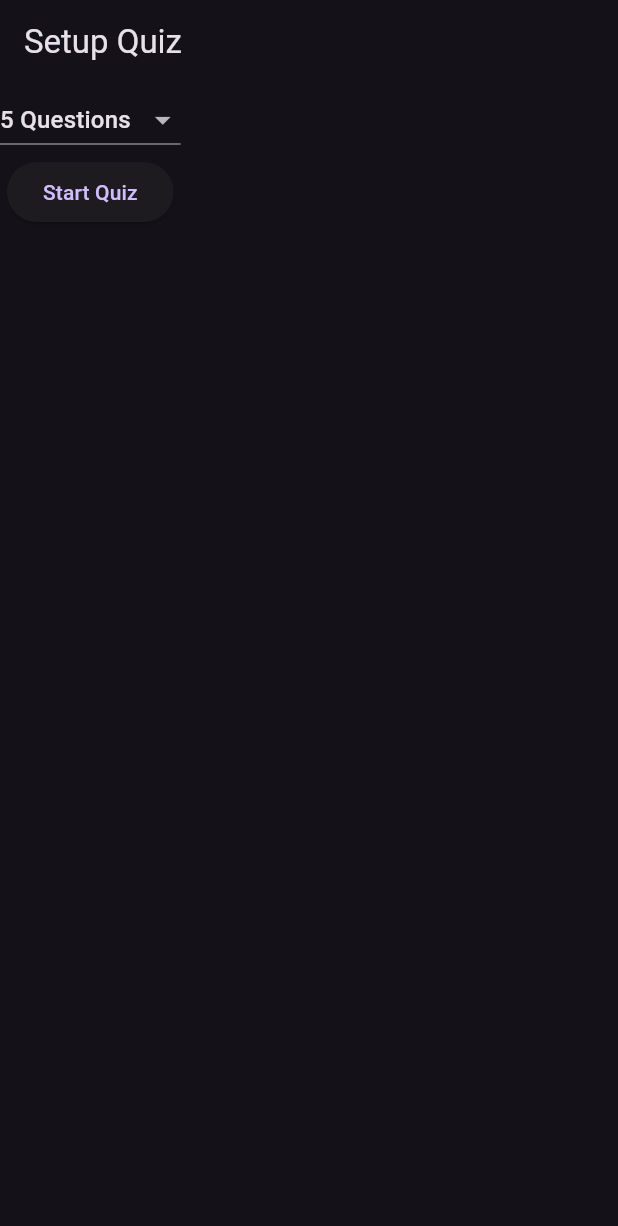
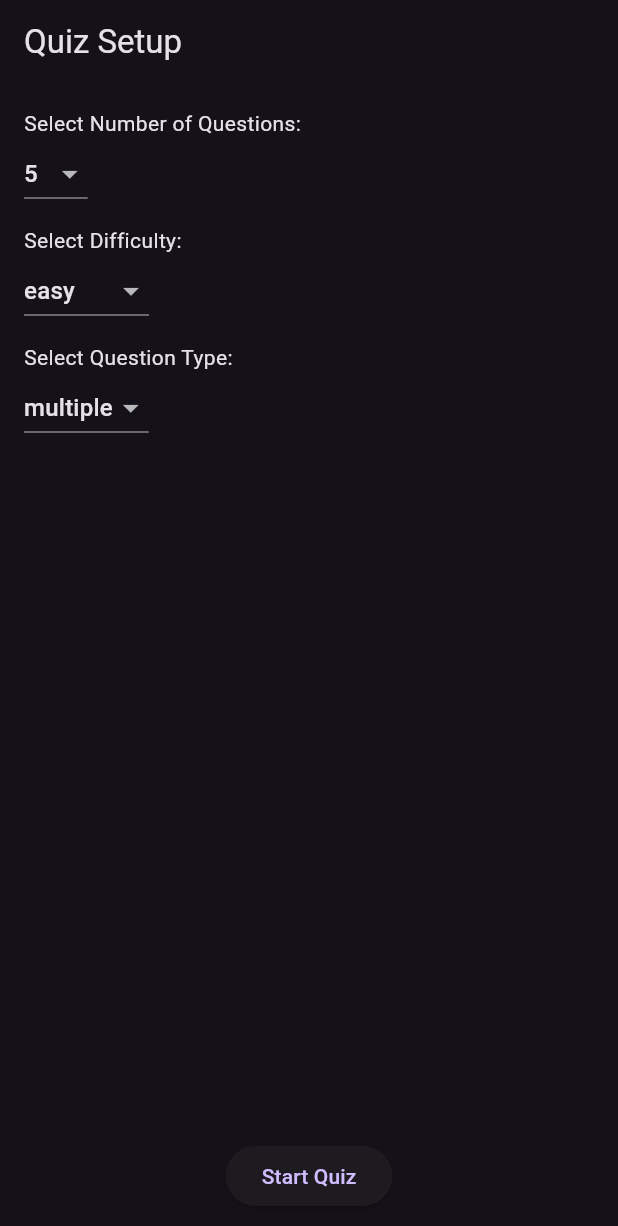
Before and after one commit to abhiramgelle1/QuizApiApp_HomeWork5, a Flutter app: the screen it shows after launch, on a phone screen of 412 x 824 dp. Shown: the top 1226 px of the screen. Run offline on Flutter 3.47's test engine with Material 3 defaults, Android fonts, the phone set to English and light mode, and no system bars; our stand-ins replace sqflite; accounts and stored records are empty.

Commit message:
Modified UI and enhanced difficulty functionalities. Timer options and score enabled

```diff
--- a/lib/main.dart
+++ b/lib/main.dart
@@ -10,7 +10,7 @@ class MyApp extends StatelessWidget {
   Widget build(BuildContext context) {
     return MaterialApp(
       title: 'Customizable Quiz App',
-      theme: ThemeData.dark(),
+      theme: ThemeData.dark(), // Enable dark mode
       home: QuizSetupScreen(),
     );
   }
--- a/lib/quiz_setup_screen.dart
+++ b/lib/quiz_setup_screen.dart
@@ -16,19 +16,41 @@ class _QuizSetupScreenState extends State<QuizSetupScreen> {
   @override
   Widget build(BuildContext context) {
     return Scaffold(
-      appBar: AppBar(title: Text('Setup Quiz')),
-      body: Column(
+      appBar: AppBar(title: Text('Quiz Setup')),
+      body: Padding(
+        padding: const EdgeInsets.all(16.0),
+        child: Column(
+          crossAxisAlignment: CrossAxisAlignment.start,
           children: [
+            Text('Select Number of Questions:'),
             DropdownButton<int>(
               value: numberOfQuestions,
               items: [5, 10, 15].map((value) {
-              return DropdownMenuItem(
-                  value: value, child: Text('$value Questions'));
+                return DropdownMenuItem(value: value, child: Text('$value'));
               }).toList(),
               onChanged: (value) => setState(() => numberOfQuestions = value!),
             ),
-          // Add dropdowns for category, difficulty, and type...
-          ElevatedButton(
+            SizedBox(height: 10),
+            Text('Select Difficulty:'),
+            DropdownButton<String>(
+              value: difficulty,
+              items: ['easy', 'medium', 'hard'].map((value) {
+                return DropdownMenuItem(value: value, child: Text(value));
+              }).toList(),
+              onChanged: (value) => setState(() => difficulty = value!),
+            ),
+            SizedBox(height: 10),
+            Text('Select Question Type:'),
+            DropdownButton<String>(
+              value: questionType,
+              items: ['multiple', 'boolean'].map((value) {
+                return DropdownMenuItem(value: value, child: Text(value));
+              }).toList(),
+              onChanged: (value) => setState(() => questionType = value!),
+            ),
+            Spacer(),
+            Center(
+              child: ElevatedButton(
                 onPressed: () async {
                   var questions = await APIService.fetchQuestions(
                       numberOfQuestions, category, difficulty, questionType);
@@ -40,7 +62,9 @@ class _QuizSetupScreenState extends State<QuizSetupScreen> {
                 },
                 child: Text('Start Quiz'),
               ),
+            ),
           ],
+        ),
       ),
     );
   }
```
Also changed, not shown: lib/quiz_screen.dart (+41 -14 lines), lib/widgets/countdown_timer.dart (+4 -41 lines), lib/widgets/progress_indicator.dart (+2 -12 lines). Lines whose indentation alone changed are shown as unchanged.
